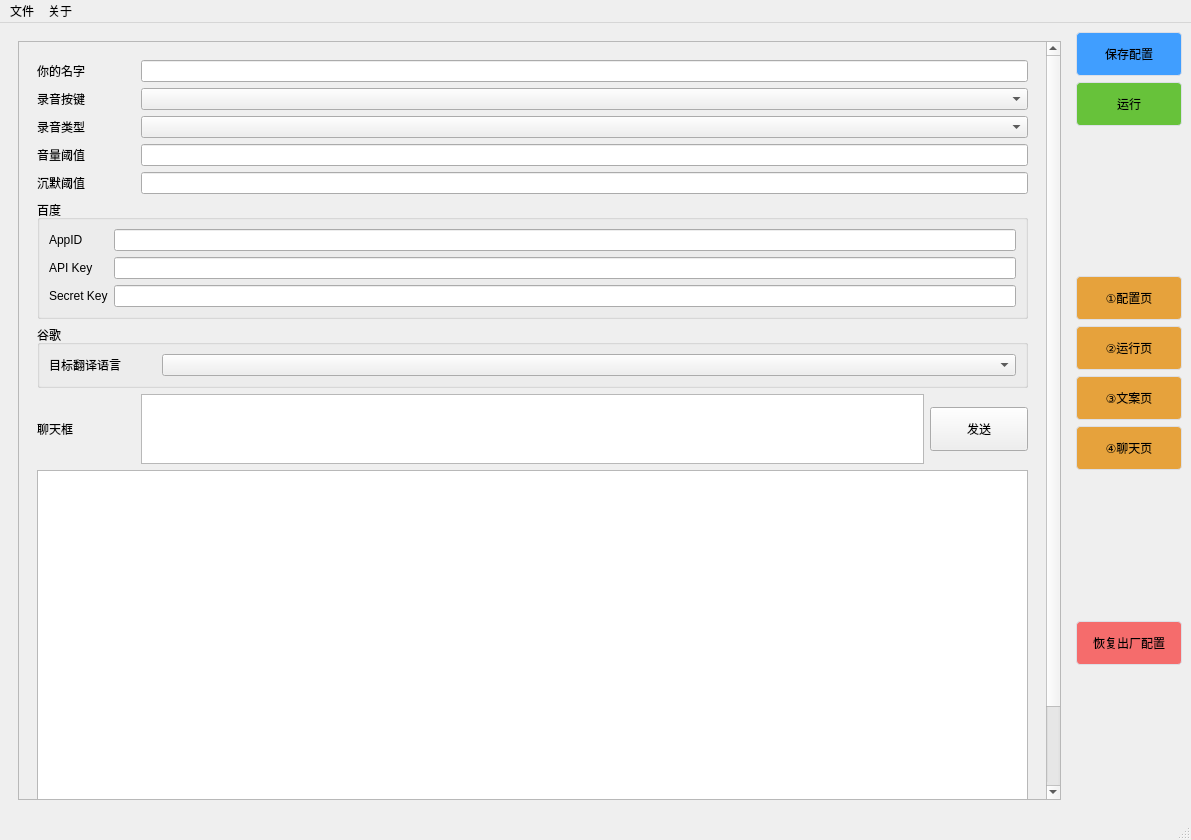
Old version of the form ui/main.ui in the repository sandboxdream/AI-Vtuber.
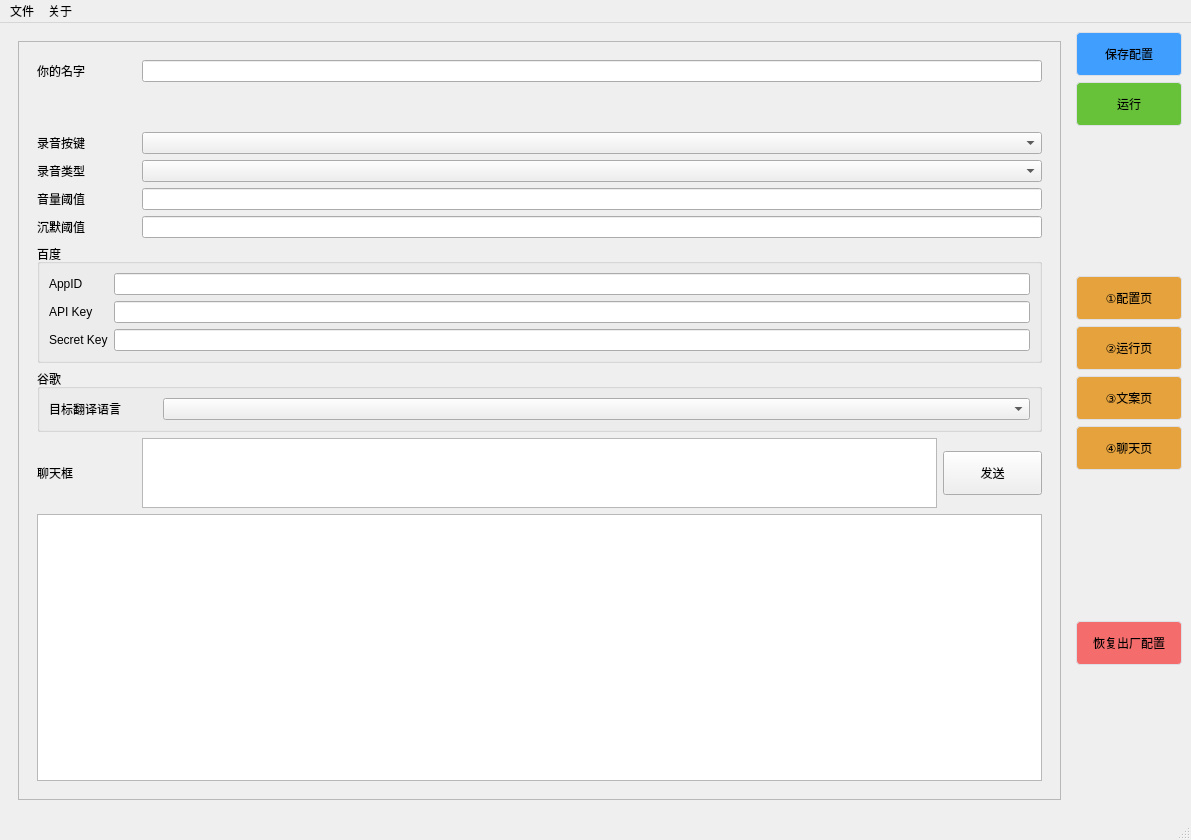
New version of the form. The open tabs and pages were chosen to show the change.

Commit message: 优化聊天页UI

The edit to the form file:
```diff
--- a/ui/main.ui
+++ b/ui/main.ui
@@ -2094,15 +2094,15 @@
            <property name="geometry">
             <rect>
              <x>0</x>
-             <y>0</y>
+             <y>-93</y>
              <width>963</width>
-             <height>1035</height>
+             <height>836</height>
             </rect>
            </property>
            <layout class="QVBoxLayout" name="verticalLayout_3">
             <item>
              <widget class="QWidget" name="widget_2" native="true">
-              <layout class="QGridLayout" name="gridLayout_40" rowstretch="1,0,0,0,0,0,0,0,0,0,0" columnstretch="1,8,1">
+              <layout class="QGridLayout" name="gridLayout_40" rowstretch="1,1,1,1,1,1,1,1,1,1,5" columnstretch="1,8,1" rowminimumheight="1,1,1,1,1,1,1,1,1,1,1">
                <item row="3" column="1" colspan="2">
                 <widget class="QComboBox" name="comboBox_talk_type"/>
                </item>
@@ -2240,7 +2240,7 @@
                 <widget class="QTextBrowser" name="textBrowser_talk_log">
                  <property name="styleSheet">
                   <string notr="true">font: 12pt &quot;仿宋&quot;;
-height:200px;
+min-height:200px;
 </string>
                  </property>
                 </widget>
```
The commit also changes 1 other file.
